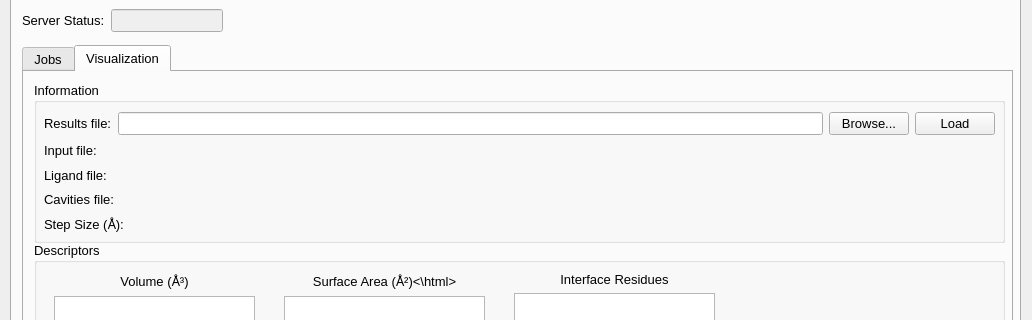
Before: the Qt Designer form client/KVFinder-web-tools/KVFinder-web.ui in jvsguerra/kvfinder-ws, drawn with Qt 5; both pictures show x 0 to 1032 and y 142 to 462 of the 1032 by 707 pixel window.
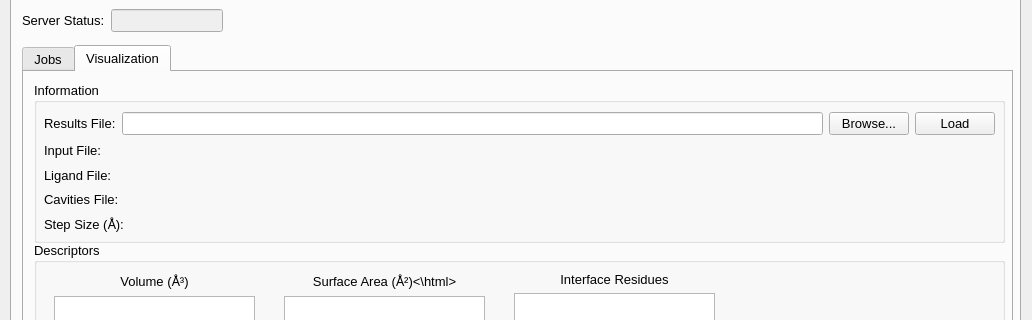
After: the same form once the commit is applied. The open tabs and pages were chosen to show the change.

Commit message: Send signals to automatically update available jobs in results tab and as job status change, also update it automatically

The edit to the form file:
```diff
--- a/client/KVFinder-web-tools/KVFinder-web.ui
+++ b/client/KVFinder-web-tools/KVFinder-web.ui
@@ -1571,7 +1571,7 @@
                </sizepolicy>
               </property>
               <property name="text">
-               <string>Results file:</string>
+               <string>Results File:</string>
               </property>
              </widget>
             </item>
@@ -1615,21 +1615,21 @@
           <item>
            <widget class="QLabel" name="input_file_label">
             <property name="text">
-             <string>Input file:</string>
+             <string>Input File:</string>
             </property>
            </widget>
           </item>
           <item>
            <widget class="QLabel" name="ligand_file_label">
             <property name="text">
-             <string>Ligand file:</string>
+             <string>Ligand File:</string>
             </property>
            </widget>
           </item>
           <item>
            <widget class="QLabel" name="cavities_file_label">
             <property name="text">
-             <string>Cavities file:</string>
+             <string>Cavities File:</string>
             </property>
            </widget>
           </item>
```
Left out of the diff: 12 changed lines with no effect on the pictures. The commit also changes 1 other file.
